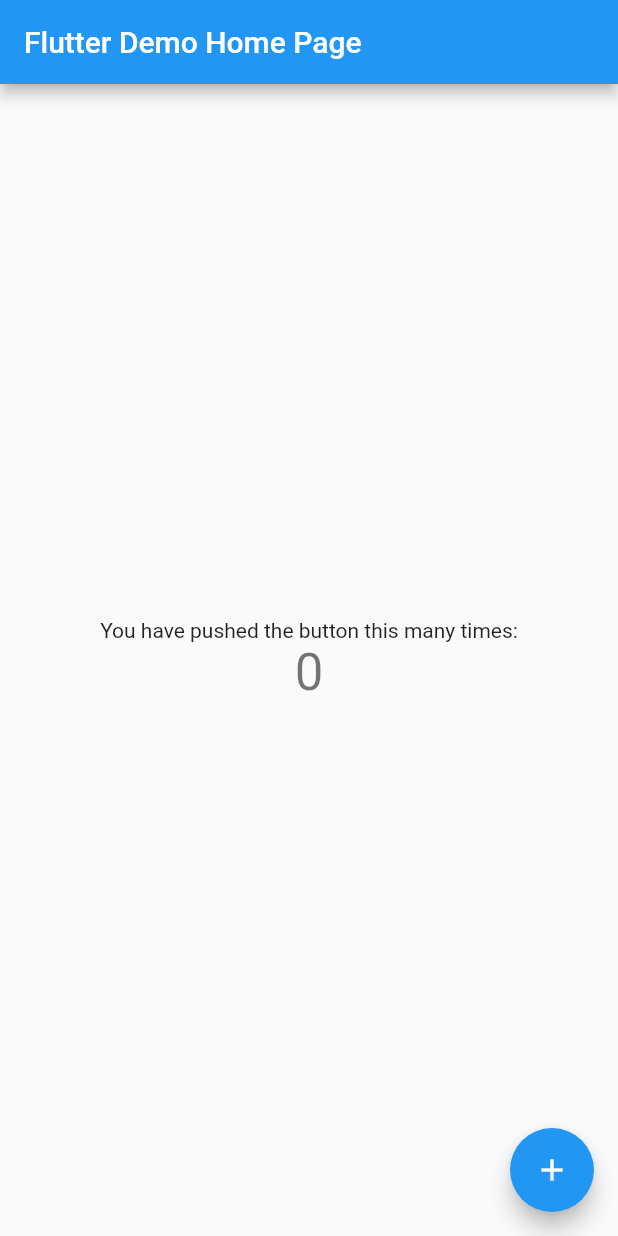
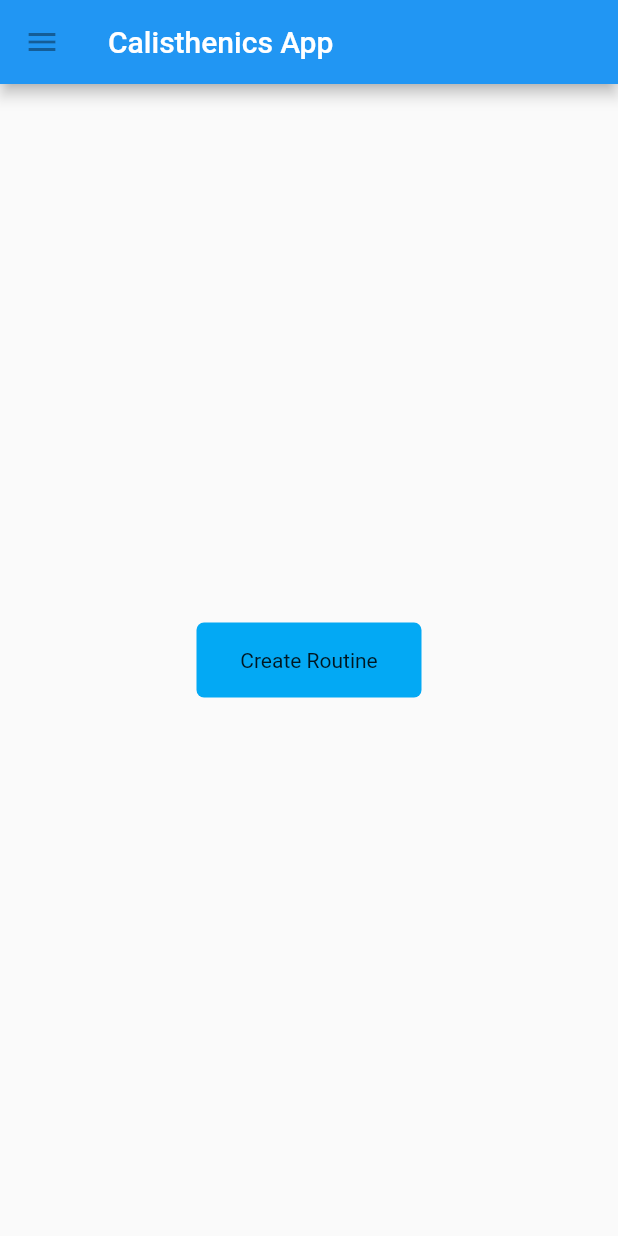
Before and after one commit to TahaM1/CalisthenicsApp, a Flutter app: the screen it shows after launch, on a phone screen of 412 x 824 dp. Run offline on Flutter 3.47's test engine with Material 2 defaults, Android fonts, the phone set to English and light mode, and no system bars.

Commit message:
Made a interactive button for the homepage

```diff
--- a/lib/main.dart
+++ b/lib/main.dart
@@ -7,105 +7,48 @@ class MyApp extends StatelessWidget {
   @override
   Widget build(BuildContext context) {
     return MaterialApp(
-      title: 'Flutter Demo',
-      theme: ThemeData(
-        // This is the theme of your application.
-        //
-        // Try running your application with "flutter run". You'll see the
-        // application has a blue toolbar. Then, without quitting the app, try
-        // changing the primarySwatch below to Colors.green and then invoke
-        // "hot reload" (press "r" in the console where you ran "flutter run",
-        // or simply save your changes to "hot reload" in a Flutter IDE).
-        // Notice that the counter didn't reset back to zero; the application
-        // is not restarted.
-        primarySwatch: Colors.blue,
-      ),
-      home: MyHomePage(title: 'Flutter Demo Home Page'),
+      title: 'Flutter App',
+      home: HomePage(),
     );
   }
 }
 
-class MyHomePage extends StatefulWidget {
-  MyHomePage({Key key, this.title}) : super(key: key);
-
-  // This widget is the home page of your application. It is stateful, meaning
-  // that it has a State object (defined below) that contains fields that affect
-  // how it looks.
-
-  // This class is the configuration for the state. It holds the values (in this
-  // case the title) provided by the parent (in this case the App widget) and
-  // used by the build method of the State. Fields in a Widget subclass are
-  // always marked "final".
-
-  final String title;
-
-  @override
-  _MyHomePageState createState() => _MyHomePageState();
-}
-
-class _MyHomePageState extends State<MyHomePage> {
-  int _counter = 0;
-
-  void _incrementCounter() {
-    setState(() {
-      // This call to setState tells the Flutter framework that something has
-      // changed in this State, which causes it to rerun the build method below
-      // so that the display can reflect the updated values. If we changed
-      // _counter without calling setState(), then the build method would not be
-      // called again, and so nothing would appear to happen.
-      _counter++;
-    });
-  }
-
+class HomePage extends StatelessWidget {
   @override
   Widget build(BuildContext context) {
-    // This method is rerun every time setState is called, for instance as done
-    // by the _incrementCounter method above.
-    //
-    // The Flutter framework has been optimized to make rerunning build methods
-    // fast, so that you can just rebuild anything that needs updating rather
-    // than having to individually change instances of widgets.
     return Scaffold(
       appBar: AppBar(
-        // Here we take the value from the MyHomePage object that was created by
-        // the App.build method, and use it to set our appbar title.
-        title: Text(widget.title),
-      ),
-      body: Center(
-        // Center is a layout widget. It takes a single child and positions it
-        // in the middle of the parent.
-        child: Column(
-          // Column is also a layout widget. It takes a list of children and
-          // arranges them vertically. By default, it sizes itself to fit its
-          // children horizontally, and tries to be as tall as its parent.
-          //
-          // Invoke "debug painting" (press "p" in the console, choose the
-          // "Toggle Debug Paint" action from the Flutter Inspector in Android
-          // Studio, or the "Toggle Debug Paint" command in Visual Studio Code)
-          // to see the wireframe for each widget.
-          //
-          // Column has various properties to control how it sizes itself and
-          // how it positions its children. Here we use mainAxisAlignment to
-          // center the children vertically; the main axis here is the vertical
-          // axis because Columns are vertical (the cross axis would be
-          // horizontal).
-          mainAxisAlignment: MainAxisAlignment.center,
-          children: <Widget>[
-            Text(
-              'You have pushed the button this many times:',
-            ),
-            Text(
-              '$_counter',
-              style: Theme.of(context).textTheme.display1,
-            ),
-          ],
+        title: Text('Calisthenics App'),
+        leading: IconButton(
+          icon: Icon(Icons.menu),
+          onPressed: null,
+          tooltip: 'menu',
         ),
       ),
-      floatingActionButton: FloatingActionButton(
-        onPressed: _incrementCounter,
-        tooltip: 'Increment',
-        child: Icon(Icons.add),
-      ), // This trailing comma makes auto-formatting nicer for build methods.
+      body: CreateRoutine(),
     );
   }
 }
+
+class CreateRoutine extends StatelessWidget {
+  @override
+  Widget build(BuildContext build) {
+    return GestureDetector(
+        onTap: () {
+          print('tapped!');
+        },
+        child: Center(
+          child: Container(
+              height: 50.0,
+              width: 150,
+              padding: EdgeInsets.all(8),
+              decoration: BoxDecoration(
+                borderRadius: BorderRadius.circular(5),
+                color: Colors.lightBlue[500],
+              ),
+              child: Center(
+                child: Text('Create Routine'),
+              )),
+        ));
+  }
+}
```
